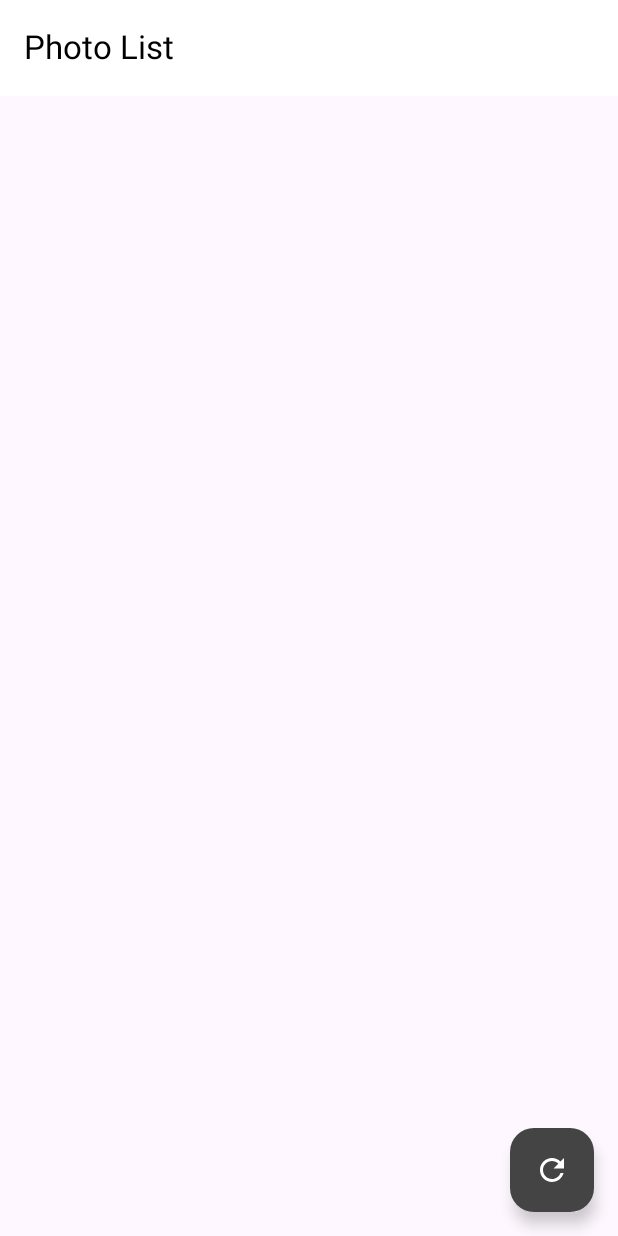
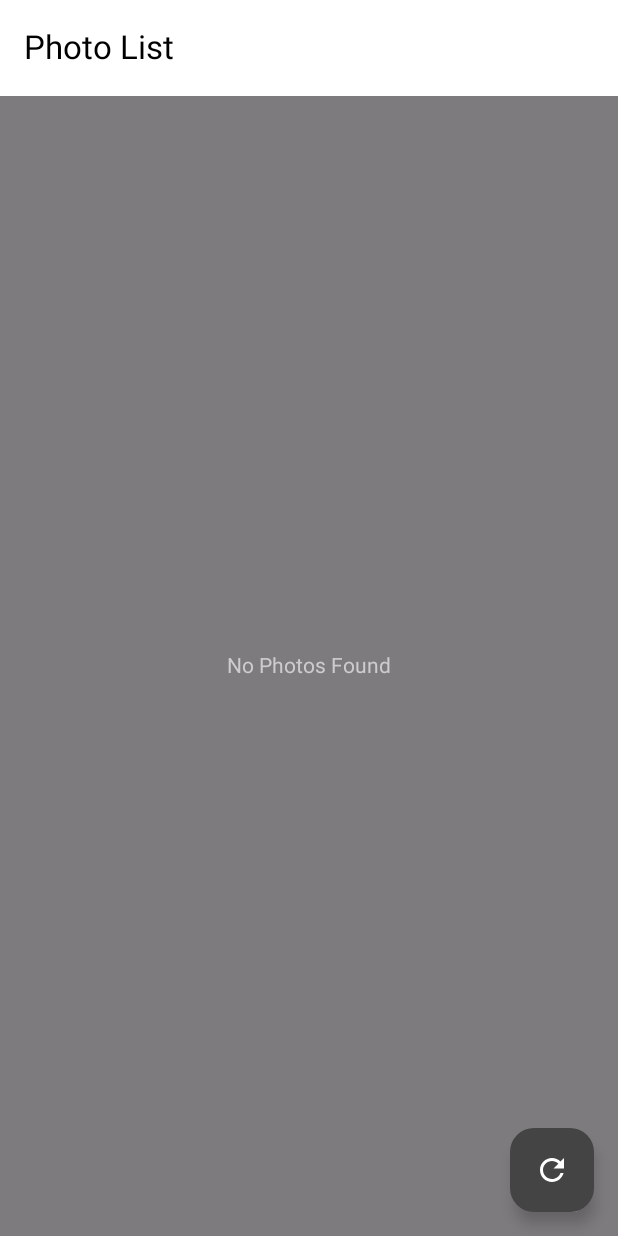
Before and after one commit to prince24999/era_test_pexels, an Android app built with Jetpack Compose: the PhotoList screen opened directly, with no data from a screen before it, on a phone screen of 412 x 824 dp. Run offline under Robolectric (Android 15) with nearby library versions, the phone set to English and light mode, and no system bars; our stand-ins replace accompanist; pictures from the network do not load.

```diff
--- a/app/src/main/java/com/vp/era_test_pexels/ui/PhotoList.kt
+++ b/app/src/main/java/com/vp/era_test_pexels/ui/PhotoList.kt
@@ -4,6 +4,7 @@ import android.content.Intent
 import android.os.Bundle
 import android.os.StrictMode
 import android.util.Log
+import android.widget.Toast
 import androidx.activity.ComponentActivity
 import androidx.activity.compose.setContent
 import androidx.compose.foundation.Image
@@ -232,7 +233,8 @@ fun GalleryGrid(
     pageNumber: Int,
     perPage: Int
 ) {
-    var nextPageUrl by remember { mutableStateOf("") }
+    val context = LocalContext.current
+    var nextPageUrl by remember { mutableStateOf<String?>(null) }
     var photos by remember { mutableStateOf<List<Photo>>(emptyList()) }
     var isLoading by remember { mutableStateOf(false) }
 
@@ -246,24 +248,37 @@ fun GalleryGrid(
             if (apiResponse != null) {
                 photos = apiResponse.photos
                 Log.d("PhotoList", "New photos size: ${photos.size}")
+                if(apiResponse.nextPage.isNullOrEmpty())
+                {
+                    nextPageUrl = "1"
+                }
+                else
+                {
                     nextPageUrl = apiResponse.nextPage.toString()
+                }
+
             }
         }
     }
 
     // watching scroll state to automatically load more data
     LaunchedEffect(listState) {
+        if (photos.size > 0) {
             snapshotFlow { listState.layoutInfo.visibleItemsInfo }
                 .map { visibleItems ->
                     val lastVisibleItem = visibleItems.lastOrNull()?.index ?: 0
                     val totalItems = photos.size
-                lastVisibleItem >= totalItems - 2 // Check if reach end of List - 2 items
+
+                    (lastVisibleItem > totalItems - 2)
+                            || (lastVisibleItem == totalItems)
+
+                // Check if reach end of List - 2 items
                 }
                 .distinctUntilChanged()
                 .collect { shouldLoadMore ->
-                if (shouldLoadMore && nextPageUrl.isNotEmpty() && !isLoading) {
+                    if ((shouldLoadMore) && (nextPageUrl != "1") && !isLoading ) {
                         isLoading = true
-                    val jsonResponse = net.fetchPhotosNextPage(nextPageUrl)
+                        val jsonResponse = net.fetchPhotosNextPage(nextPageUrl.toString())
                         if (jsonResponse != "e") {
                             val apiResponse = net.parseApiResponse(jsonResponse)
                             if (apiResponse != null) {
@@ -273,6 +288,7 @@ fun GalleryGrid(
                             }
                         }
                         isLoading = false
+                    }
                 }
         }
     }
@@ -302,7 +318,8 @@ fun GalleryGrid(
         }
     ) { paddingValues ->
         Box(modifier = Modifier.padding(paddingValues)) {
-
+            if(photos.isNotEmpty())
+            {
                 LazyVerticalGrid(
                     state = listState,
                     columns = GridCells.Adaptive(minSize = 300.dp),
@@ -319,6 +336,9 @@ fun GalleryGrid(
                     }
 
                 }
+            }
+            else
+            {
                 if (isLoading) {
                     Box(
                         modifier = Modifier
@@ -329,6 +349,26 @@ fun GalleryGrid(
                         CircularProgressIndicator(color = Color.White)
                     }
                 }
+                else {
+
+                    Box(
+                        modifier = Modifier
+                            .fillMaxSize()
+                            .background(Color.Black.copy(alpha = 0.5f)), // Hiệu ứng mờ nền
+                        contentAlignment = Alignment.Center
+                    ) {
+                        //CircularProgressIndicator(color = Color.Red)
+                                            Text(
+                        "No Photos Found",
+                        modifier = Modifier.align(Alignment.Center).padding(16.dp),
+                        color = Color.LightGray,
+                        fontSize = 14.sp
+                    )
                     }
                 }
             }
+
+
+        }
+    }
+}
```
Also changed, not shown: app/src/main/java/com/vp/era_test_pexels/Search.kt (+120 -80 lines). Lines whose indentation alone changed are shown as unchanged.
